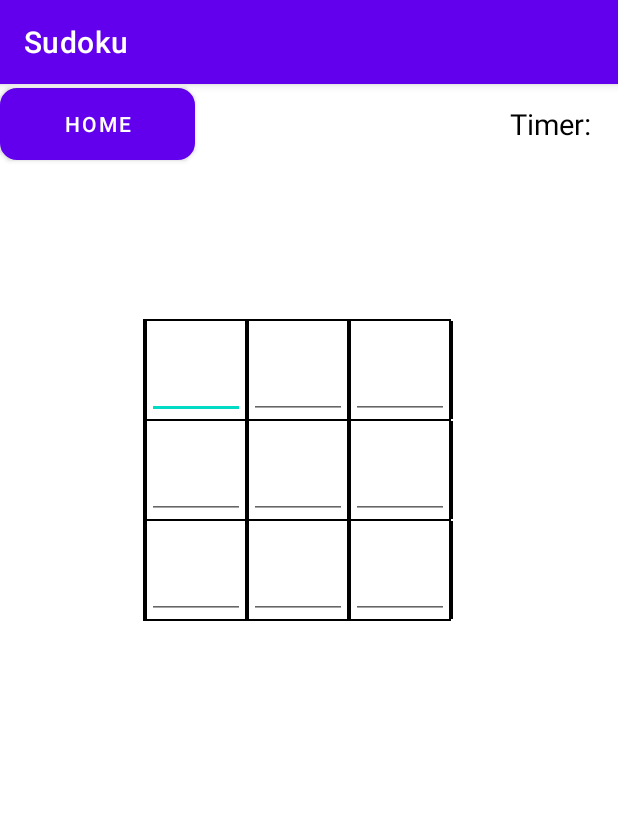
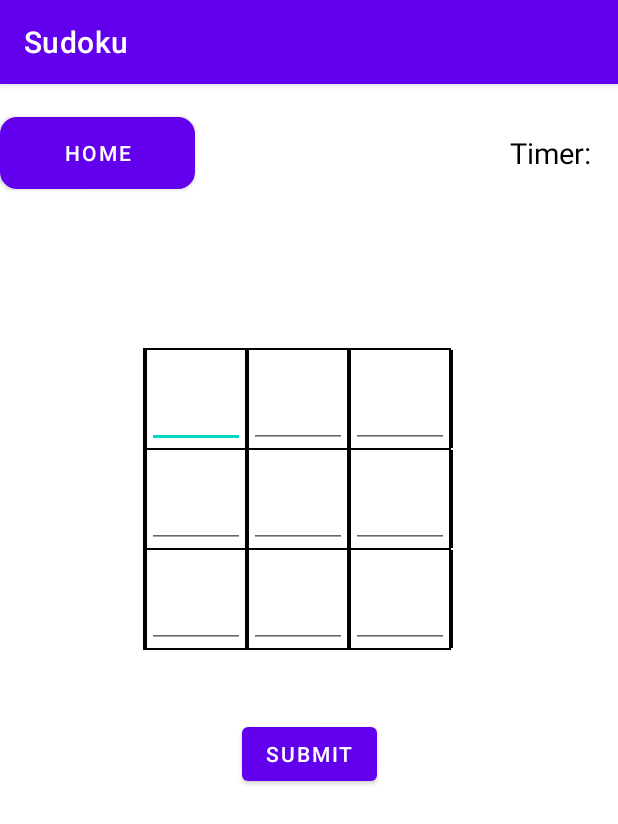
Before and after one commit to ugursnr/Sudoku, an Android app: the GameActivity screen opened directly, with no data from a screen before it, on a phone screen of 412 x 824 dp. Shown: the top 824 px of the screen. Run offline under Robolectric (Android 15) with nearby library versions, the phone set to English and light mode, and no system bars; our stand-ins replace sdp/ssp sizes.

Commit message:
ui and codes.

```diff
--- a/app/src/main/res/layout/activity_game.xml
+++ b/app/src/main/res/layout/activity_game.xml
@@ -17,6 +17,7 @@
         android:textColor="@color/black"
         app:layout_constraintTop_toTopOf="parent"
         app:layout_constraintEnd_toEndOf="parent"
+        android:layout_marginTop="@dimen/_15sdp"
         />
     <Button
         android:layout_width="wrap_content"
@@ -28,6 +29,7 @@
         app:layout_constraintBottom_toBottomOf="@+id/timerTV"
         />
     <LinearLayout
+        android:id="@+id/gameBox"
         android:layout_width="wrap_content"
         android:layout_height="wrap_content"
         android:orientation="vertical"
@@ -198,5 +200,17 @@
 
     </LinearLayout>
 
+    <Button
+        android:layout_width="wrap_content"
+        android:layout_height="wrap_content"
+        android:text="SUBMIT"
+        android:id="@+id/submitButton"
+        app:layout_constraintTop_toBottomOf="@+id/gameBox"
+        app:layout_constraintStart_toStartOf="parent"
+        app:layout_constraintEnd_toEndOf="parent"
+        android:layout_marginTop="@dimen/_35sdp"
+        />
+
+
 
 </androidx.constraintlayout.widget.ConstraintLayout>
```
Also changed, not shown: app/src/main/java/com/ugurrsnr/sudoku/GameActivity.kt (+66 -1 lines).
